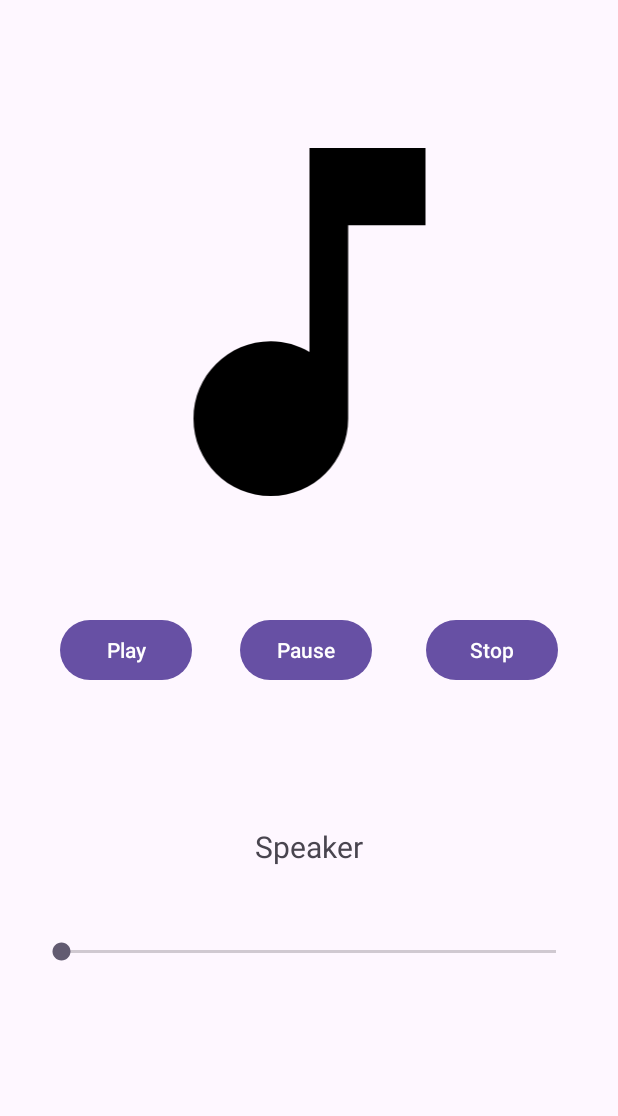
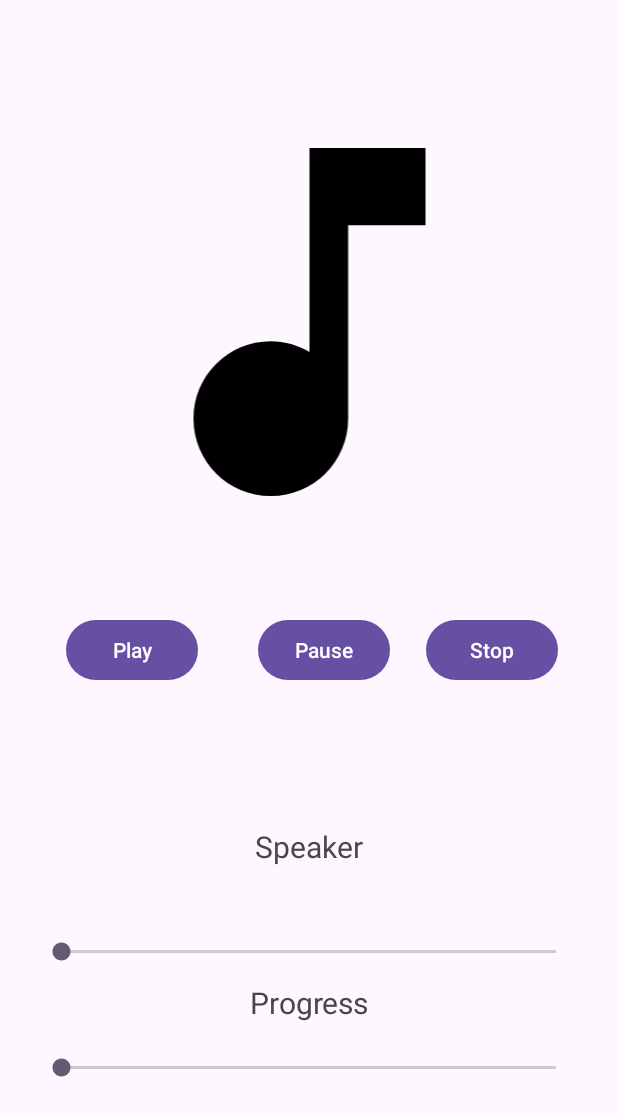
Before and after one commit to rk-3131/Android-Concepts, an Android app: the screen it shows after launch (MainActivity), after a tap on "Stop", on a phone screen of 412 x 824 dp. Shown: the top 1116 px of the screen. Run offline under Robolectric (Android 15) with nearby library versions, the phone set to English and light mode, and no system bars.

Commit message:
Seekbar for the audio and seekbar for the progress added

```diff
--- a/AudioPlayer/app/src/main/java/com/example/audioplayer/MainActivity.java
+++ b/AudioPlayer/app/src/main/java/com/example/audioplayer/MainActivity.java
@@ -9,6 +9,10 @@ import android.os.Bundle;
 import android.view.View;
 import android.widget.Button;
 import android.widget.SeekBar;
+import android.widget.Toast;
+
+import java.util.Timer;
+import java.util.TimerTask;
 
 public class MainActivity extends AppCompatActivity {
     MediaPlayer player;
@@ -17,30 +21,60 @@ public class MainActivity extends AppCompatActivity {
         super.onCreate(savedInstanceState);
         setContentView(R.layout.activity_main);
         player = MediaPlayer.create(this, R.raw.chandaniyaa);
+//        here we have imported the media file into the system where we can play that track
 
         Button play = findViewById(R.id.playButton);
         Button pause = findViewById(R.id.pauseButton);
         Button stop = findViewById(R.id.stopButton);
 
         SeekBar volBar = findViewById(R.id.volSeek);
+        SeekBar progBar = findViewById(R.id.progressSeek);
 
         AudioManager audioManager = (AudioManager) getSystemService(Context.AUDIO_SERVICE);
+//        getSystemServices is the method which will give us the results of all the services which are provided by the system
+//        Context has many other services like blutooth and other as well
 
-        int maxVol = audioManager.getStreamMaxVolume(AudioManager.STREAM_MUSIC);
-        volBar.setMax(maxVol);
+        int maxValue = audioManager.getStreamMaxVolume(AudioManager.STREAM_MUSIC);
+        int currValue = audioManager.getStreamVolume(AudioManager.STREAM_MUSIC);
 
-        int curVol=audioManager.getStreamVolume(AudioManager.STREAM_MUSIC);
-        volBar.setProgress(curVol);
+        volBar.setMax(maxValue);
+        volBar.setProgress(currValue);
 
         volBar.setOnSeekBarChangeListener(new SeekBar.OnSeekBarChangeListener() {
             @Override
-            public void onProgressChanged(SeekBar seekBar, int progress, boolean fromUser) {
-                audioManager.setStreamVolume(AudioManager.STREAM_MUSIC,progress,0);
+            public void onProgressChanged(SeekBar seekBar, int i, boolean b) {
+                audioManager.setStreamVolume(AudioManager.STREAM_MUSIC, i, 0);
             }
+
             @Override
             public void onStartTrackingTouch(SeekBar seekBar) {
 
             }
+
+            @Override
+            public void onStopTrackingTouch(SeekBar seekBar) {
+
+            }
+        });
+
+        progBar.setMax(player.getDuration());
+        new Timer().scheduleAtFixedRate(new TimerTask() {
+            @Override
+            public void run() {
+                progBar.setProgress(player.getCurrentPosition());
+            }
+        }, 0, 5000);
+        progBar.setOnSeekBarChangeListener(new SeekBar.OnSeekBarChangeListener() {
+            @Override
+            public void onProgressChanged(SeekBar seekBar, int i, boolean b) {
+                player.seekTo(i);
+            }
+
+            @Override
+            public void onStartTrackingTouch(SeekBar seekBar) {
+
+            }
+
             @Override
             public void onStopTrackingTouch(SeekBar seekBar) {
 
@@ -64,7 +98,9 @@ public class MainActivity extends AppCompatActivity {
         stop.setOnClickListener(new View.OnClickListener() {
             @Override
             public void onClick(View view) {
-                player.stop();
+                player.seekTo(0);
+                progBar.setProgress(0);
+                player.pause();
             }
         });
     }
--- a/AudioPlayer/app/src/main/res/layout/activity_main.xml
+++ b/AudioPlayer/app/src/main/res/layout/activity_main.xml
@@ -21,23 +21,28 @@
         android:layout_width="wrap_content"
         android:layout_height="wrap_content"
         android:layout_marginStart="40dp"
+        android:layout_marginEnd="36dp"
         android:text="Play"
         app:layout_constraintBaseline_toBaselineOf="@+id/pauseButton"
+        app:layout_constraintEnd_toStartOf="@+id/pauseButton"
         app:layout_constraintStart_toStartOf="parent" />
 
     <Button
         android:id="@+id/pauseButton"
         android:layout_width="wrap_content"
         android:layout_height="wrap_content"
-        android:layout_marginLeft="32dp"
+        android:layout_marginLeft="36dp"
+        android:layout_marginEnd="24dp"
         android:text="Pause"
         app:layout_constraintBaseline_toBaselineOf="@+id/stopButton"
+        app:layout_constraintEnd_toStartOf="@+id/stopButton"
         app:layout_constraintLeft_toRightOf="@+id/playButton" />
 
     <Button
         android:id="@+id/stopButton"
         android:layout_width="wrap_content"
         android:layout_height="wrap_content"
+        android:layout_marginLeft="36dp"
         android:layout_marginTop="40dp"
         android:layout_marginEnd="40dp"
         android:text="Stop"
@@ -56,7 +61,7 @@
         app:layout_constraintStart_toStartOf="parent" />
 
     <TextView
-        android:id="@+id/textView"
+        android:id="@+id/speakerText"
         android:layout_width="wrap_content"
         android:layout_height="wrap_content"
         android:text="Speaker"
@@ -67,4 +72,28 @@
         app:layout_constraintTop_toBottomOf="@+id/stopButton"
         app:layout_constraintVertical_bias="0.666" />
 
+    <SeekBar
+        android:id="@+id/progressSeek"
+        android:layout_width="362dp"
+        android:layout_height="19dp"
+        android:layout_marginTop="15dp"
+        app:layout_constraintBottom_toBottomOf="parent"
+        app:layout_constraintEnd_toEndOf="parent"
+        app:layout_constraintHorizontal_bias="0.489"
+        app:layout_constraintStart_toStartOf="parent"
+        app:layout_constraintTop_toBottomOf="@+id/progressText"
+        app:layout_constraintVertical_bias="0.046" />
+
+    <TextView
+        android:id="@+id/progressText"
+        android:layout_width="wrap_content"
+        android:layout_height="wrap_content"
+        android:layout_marginTop="30dp"
+        android:text="Progress"
+        android:textSize="20sp"
+        app:layout_constraintEnd_toEndOf="parent"
+        app:layout_constraintStart_toStartOf="parent"
+        app:layout_constraintTop_toBottomOf="@+id/volSeek"
+        app:layout_constraintTop_toTopOf="@+id/volSeek" />
+
 </androidx.constraintlayout.widget.ConstraintLayout>
```
